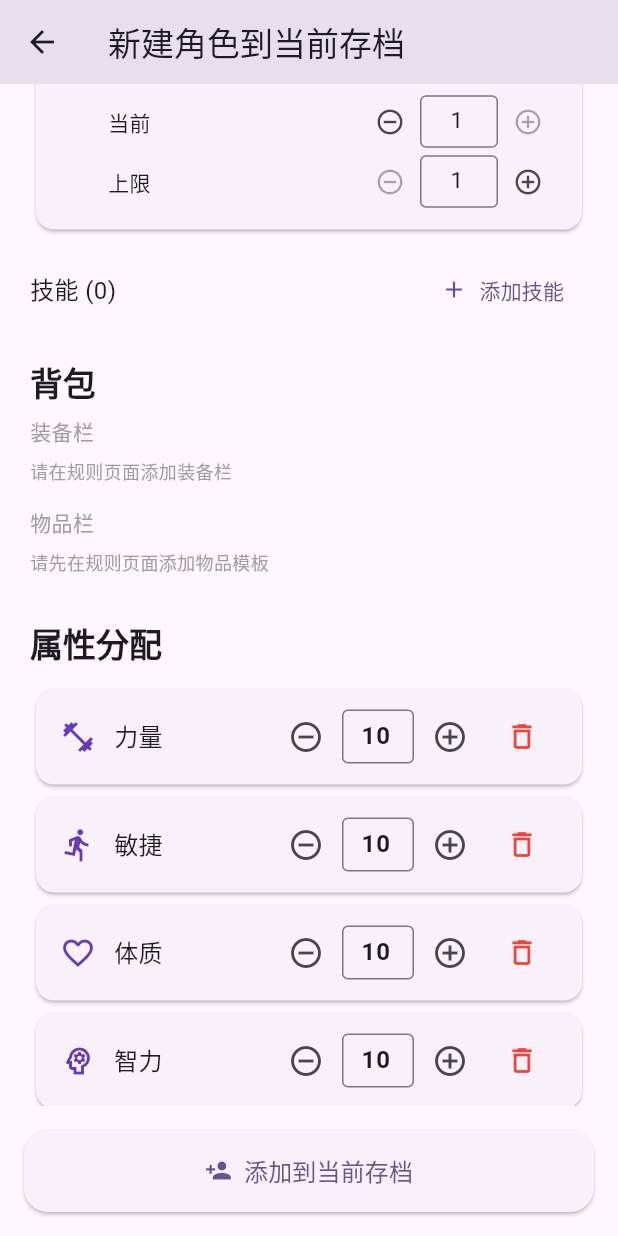
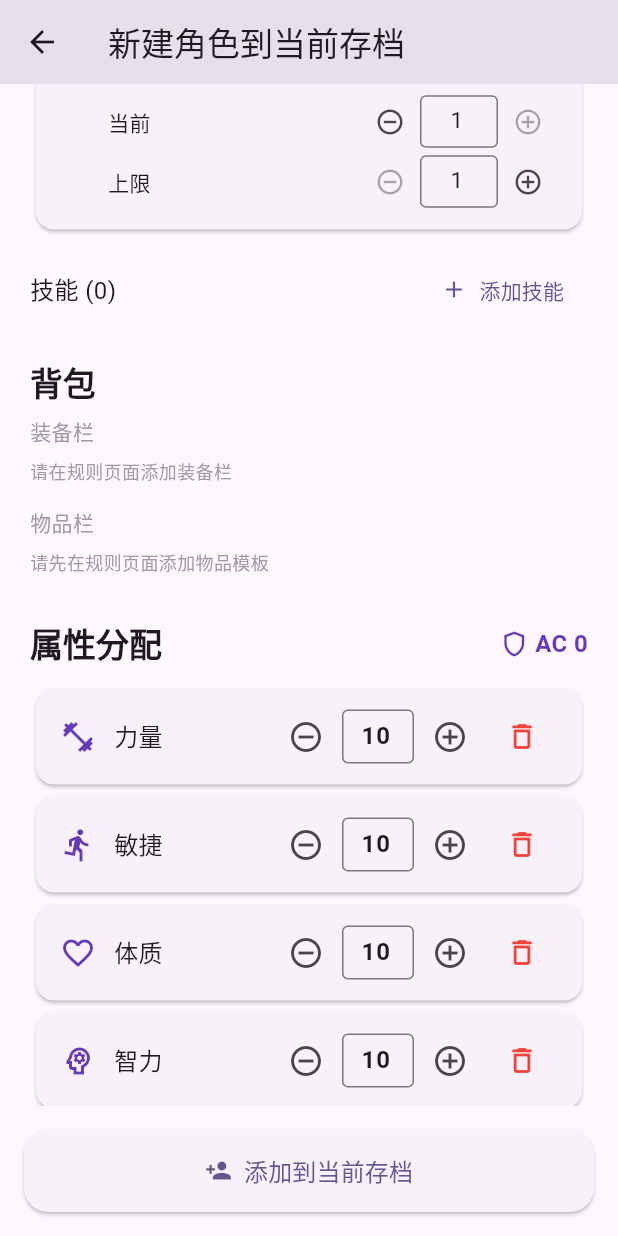
Before and after one commit to ravencrow1108-beep/roll_and_roll, a Flutter app: the _AddCharacterPage screen opened directly with empty values, scrolled down 576 dp, on a phone screen of 412 x 824 dp. Run offline on Flutter 3.47's test engine with Material 3 defaults, Android fonts, the phone set to English and light mode, and no system bars; our stand-ins replace file_picker, shared_preferences; missing offline and left inert: dart:html; accounts and stored records are empty.

Commit message:
AC值显示

```diff
--- a/lib/data/models/equipment_data.dart
+++ b/lib/data/models/equipment_data.dart
@@ -11,6 +11,9 @@ class EquipmentData {
   final int weight;
   final int value;
 
+  /// 装备提供的护甲值 (Armor Class)
+  final int ac;
+
   /// 装备位置（如 头盔、手甲、身甲、腿甲、饰品）
   final String slot;
 
@@ -22,10 +25,11 @@ class EquipmentData {
     this.description = '',
     this.weight = 0,
     this.value = 0,
+    this.ac = 0,
     this.slot = '饰品',
   });
 
-  /// 转换为纯物品（丢掉 slot 信息）
+  /// 转换为纯物品（丢掉 slot / ac 信息）
   ItemData toItem() => ItemData(
         name: name,
         imageBase64: imageBase64,
@@ -44,6 +48,7 @@ class EquipmentData {
         if (description.isNotEmpty) 'description': description,
         'weight': weight,
         'value': value,
+        if (ac > 0) 'ac': ac,
         'slot': slot,
       };
 
@@ -56,6 +61,7 @@ class EquipmentData {
       description: json['description'] as String? ?? '',
       weight: json['weight'] as int? ?? 0,
       value: json['value'] as int? ?? 0,
+      ac: json['ac'] as int? ?? 0,
       slot: json['slot'] as String? ?? '饰品',
     );
   }
--- a/lib/presentation/pages/create_save/character_tab.dart
+++ b/lib/presentation/pages/create_save/character_tab.dart
@@ -545,11 +545,27 @@ class CharacterTab extends StatelessWidget {
             }),
           ),
           const SizedBox(height: 24),
-          Text(
-            '属性分配',
-            style: theme.textTheme.titleLarge?.copyWith(
-              fontWeight: FontWeight.bold,
-            ),
+          Row(
+            children: [
+              Text(
+                '属性分配',
+                style: theme.textTheme.titleLarge?.copyWith(
+                  fontWeight: FontWeight.bold,
+                ),
+              ),
+              const Spacer(),
+              const Icon(Icons.shield_outlined,
+                  size: 20, color: Colors.deepPurple),
+              const SizedBox(width: 4),
+              Text(
+                'AC $_totalAc',
+                style: const TextStyle(
+                  fontSize: 16,
+                  fontWeight: FontWeight.bold,
+                  color: Colors.deepPurple,
+                ),
+              ),
+            ],
           ),
           const SizedBox(height: 12),
           ...baseStats.entries.map((e) {
@@ -597,6 +613,14 @@ class CharacterTab extends StatelessWidget {
         ],
       ),
     );
+  }
+
+  int get _totalAc {
+    int sum = 0;
+    for (final eq in equipment.values) {
+      if (eq != null) sum += eq.ac;
+    }
+    return sum;
   }
 
   void _showTemplatePicker(BuildContext context) {
@@ -885,6 +909,7 @@ class _EquipmentGridTile extends StatelessWidget {
               title: Text(eq.name),
               subtitle: Text(
                   '${eq.type}  '
+                  '${eq.ac > 0 ? '🛡AC${eq.ac}  ' : ''}'
                   '${eq.value > 0 ? '💰${eq.value}  ' : ''}'
                   '${eq.weight > 0 ? '⚖${eq.weight}' : ''}'),
               trailing: TextButton(
```
Also changed, not shown: lib/presentation/pages/create_save/rules_tab.dart (+22 -0 lines).
